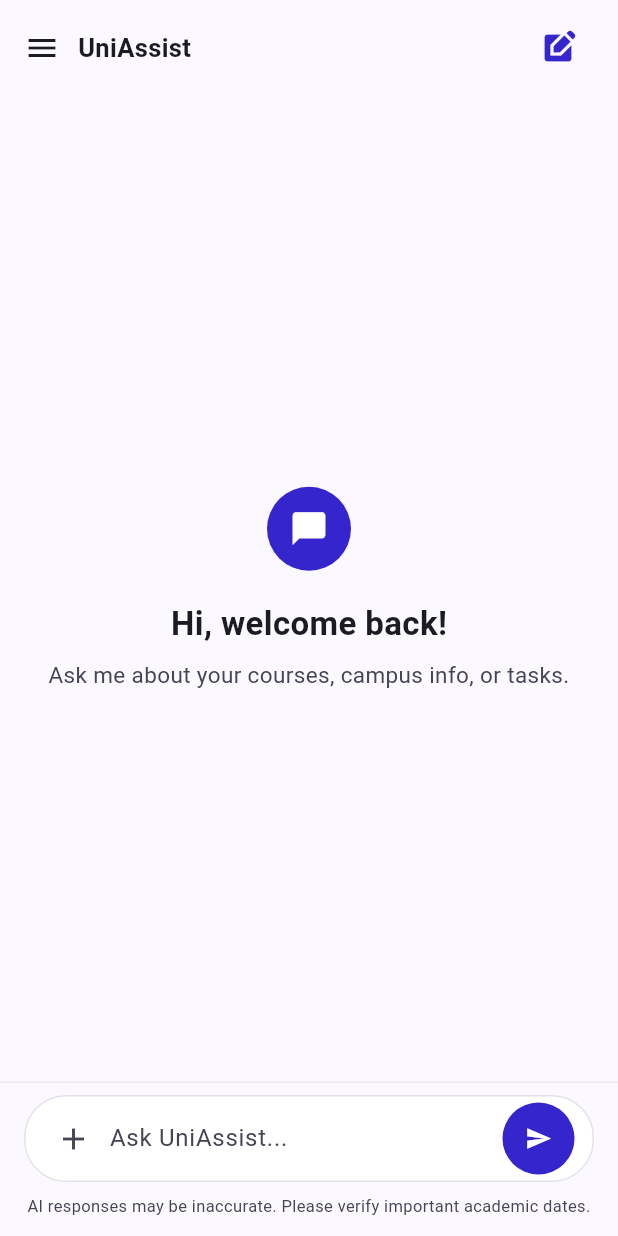
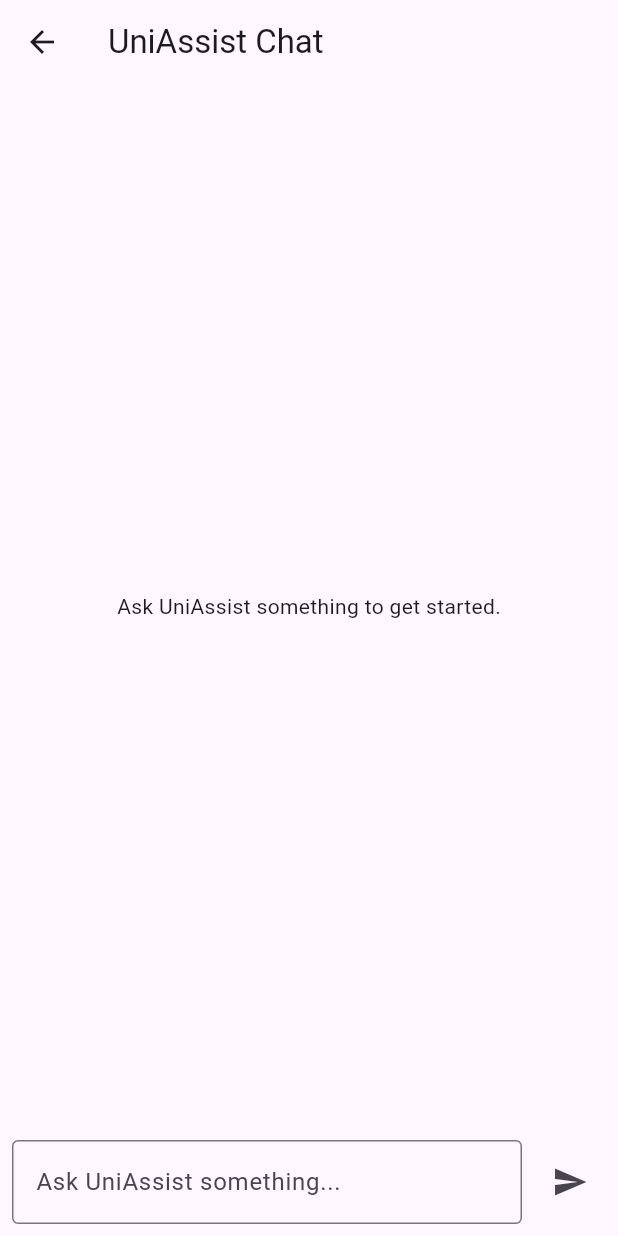
Before and after one commit to Geethma85/UniAssist, a Flutter app: the ChatScreen screen opened by its route, after a tap on the "send" icon, on a phone screen of 412 x 824 dp. Run offline on Flutter 3.47's test engine with Material 3 defaults, Android fonts, the light colour scheme and no system bars; our stand-ins replace cloud_firestore, firebase_auth, firebase_core; accounts and stored records are empty.

Commit message:
Add /chat endpoint with Gemini integration, wire chat_screen.dart to backend

```diff
--- a/frontend/lib/screens/chat_screen.dart
+++ b/frontend/lib/screens/chat_screen.dart
@@ -1,341 +1,193 @@
+import 'dart:convert';
 import 'package:flutter/material.dart';
-import 'login_screen.dart' show AppColors;
-import '../widgets/chat_history_drawer.dart';
+import 'package:http/http.dart' as http;
+import 'package:firebase_auth/firebase_auth.dart';
 
-enum MessageSender { user, assistant }
+/// Simple in-memory chat message. Not persisted anywhere yet — that's a
+/// later session. If the app restarts, this history is gone.
+class ChatMessage {
+  final String role; // "user" or "assistant"
+  final String content;
+  ChatMessage({required this.role, required this.content});
 
-class ChatMessage {
-  final MessageSender sender;
-  final String text;
-  final String? sourceCitation;
-
-  ChatMessage({required this.sender, required this.text, this.sourceCitation});
+  Map<String, String> toJson() => {"role": role, "content": content};
 }
 
 class ChatScreen extends StatefulWidget {
-  /// Pass these when opening an existing conversation (e.g. from the
-  /// drawer or Home's "Recent Conversations" list). Leave both null to
-  /// open a fresh, blank chat — the default entry point from the
-  /// bottom nav's Chat tab and Home's "Start New Chat" card.
   final String? conversationTitle;
   final List<ChatMessage>? initialMessages;
 
-  const ChatScreen({
-    super.key,
-    this.conversationTitle,
-    this.initialMessages,
-  });
+  const ChatScreen({super.key, this.conversationTitle, this.initialMessages});
 
   @override
   State<ChatScreen> createState() => _ChatScreenState();
 }
 
 class _ChatScreenState extends State<ChatScreen> {
-  final _messageController = TextEditingController();
-  final _scrollController = ScrollController();
-  final _scaffoldKey = GlobalKey<ScaffoldState>();
-
-  late List<ChatMessage> _messages;
-  late String? _conversationTitle;
-  bool _isAssistantTyping = false;
-
-  bool get _isBlankState => _messages.isEmpty;
+  final List<ChatMessage> _messages = [];
+  final TextEditingController _controller = TextEditingController();
+  bool _isLoading = false;
+  String? _errorMessage;
 
   @override
   void initState() {
     super.initState();
-    _messages = widget.initialMessages ?? [];
-    _conversationTitle = widget.conversationTitle;
+    // Seed with any prior messages passed in (empty for now, since chat
+    // history persistence isn't built yet — this is just here so an
+    // already-existing conversation could be reopened later without
+    // another change to this file).
+    if (widget.initialMessages != null) {
+      _messages.addAll(widget.initialMessages!);
+    }
+  }
+
+  // TODO: point this at your real backend once deployed.
+  // localhost works when testing on Chrome (flutter run -d chrome).
+  // If you switch to testing on an Android emulator, change this to
+  // http://10.0.2.2:5000/chat instead (10.0.2.2 is the emulator's alias
+  // for your host machine). For a physical device on the same WiFi, use
+  // your computer's LAN IP instead, e.g. http://192.168.1.X:5000/chat.
+  static const String _backendUrl = "http://localhost:5000/chat";
+
+  Future<void> _sendMessage() async {
+    final text = _controller.text.trim();
+    if (text.isEmpty || _isLoading) return;
+
+    setState(() {
+      _messages.add(ChatMessage(role: "user", content: text));
+      _isLoading = true;
+      _errorMessage = null;
+    });
+    _controller.clear();
+
+    try {
+      final user = FirebaseAuth.instance.currentUser;
+      if (user == null) {
+        throw Exception("Not signed in");
+      }
+      final idToken = await user.getIdToken();
+
+      // Everything except the message we just added is "history" — the
+      // backend expects the current message separately from prior turns.
+      final history = _messages
+          .sublist(0, _messages.length - 1)
+          .map((m) => m.toJson())
+          .toList();
+
+      final response = await http
+          .post(
+            Uri.parse(_backendUrl),
+            headers: {
+              "Content-Type": "application/json",
+              "Authorization": "Bearer $idToken",
+            },
+            body: jsonEncode({"message": text, "history": history}),
+          )
+          .timeout(const Duration(seconds: 25));
+
+      final decoded = jsonDecode(response.body) as Map<String, dynamic>;
+
+      if (response.statusCode == 200) {
+        setState(() {
+          _messages.add(ChatMessage(role: "assistant", content: decoded["reply"] as String));
+        });
+      } else {
+        setState(() {
+          _errorMessage = (decoded["error"] as String?) ?? "Something went wrong. Please try again.";
+        });
+      }
+    } catch (e) {
+      setState(() {
+        _errorMessage = "Couldn't reach UniAssist. Check your connection and try again.";
+      });
+    } finally {
+      if (mounted) {
+        setState(() {
+          _isLoading = false;
+        });
+      }
+    }
   }
 
   @override
   void dispose() {
-    _messageController.dispose();
-    _scrollController.dispose();
+    _controller.dispose();
     super.dispose();
-  }
-
-  Future<void> _handleSend() async {
-    final text = _messageController.text.trim();
-    if (text.isEmpty) return;
-
-    setState(() {
-      _messages.add(ChatMessage(sender: MessageSender.user, text: text));
-      _isAssistantTyping = true;
-    });
-    _messageController.clear();
-    _scrollToBottom();
-
-    // TODO: replace this simulated delay + canned reply with a real call
-    // to the Flask backend, e.g.:
-    //   final reply = await ChatService().sendMessage(
-    //     conversationId: _conversationId, // null on first send -> backend creates one
-    //     message: text,
-    //   );
-    // The backend should also generate a short topic title from the first
-    // exchange and return it, so we can set _conversationTitle here.
-    await Future.delayed(const Duration(seconds: 1));
-
-    if (!mounted) return;
-    setState(() {
-      _isAssistantTyping = false;
-      _conversationTitle ??= _deriveFallbackTitle(text);
-      _messages.add(
-        ChatMessage(
-          sender: MessageSender.assistant,
-          text: "This is a placeholder response — not yet connected to "
-              "the real backend.",
-        ),
-      );
-    });
-    _scrollToBottom();
-  }
-
-  // TODO: temporary client-side stand-in. Real title generation should
-  // happen server-side via a small Claude API call once the backend exists.
-  String _deriveFallbackTitle(String firstMessage) {
-    final trimmed = firstMessage.trim();
-    return trimmed.length <= 40 ? trimmed : '${trimmed.substring(0, 40)}...';
-  }
-
-  void _startNewChat() {
-    setState(() {
-      _messages = [];
-      _conversationTitle = null;
-      _isAssistantTyping = false;
-    });
-    _messageController.clear();
-  }
-
-  void _openConversation(ConversationSummary conversation) {
-    // TODO: replace with a real fetch of this conversation's messages
-    // from Firestore, keyed by conversation.id.
-    setState(() {
-      _conversationTitle = conversation.title;
-      _messages = [
-        ChatMessage(
-          sender: MessageSender.assistant,
-          text: 'This is a placeholder reload of "${conversation.title}" — '
-              'not yet wired to real stored messages.',
-        ),
-      ];
-      _isAssistantTyping = false;
-    });
-    _scrollToBottom();
-  }
-
-  void _scrollToBottom() {
-    WidgetsBinding.instance.addPostFrameCallback((_) {
-      if (!_scrollController.hasClients) return;
-      _scrollController.animateTo(
-        _scrollController.position.maxScrollExtent,
-        duration: const Duration(milliseconds: 250),
-        curve: Curves.easeOut,
-      );
-    });
   }
 
   @override
   Widget build(BuildContext context) {
     return Scaffold(
-      key: _scaffoldKey,
-      backgroundColor: AppColors.background,
-      drawer: ChatHistoryDrawer(
-        onSelectConversation: _openConversation,
-        onNewChat: _startNewChat,
-      ),
-      body: SafeArea(
-        child: Column(
-          children: [
-            _buildAppBar(),
-            Expanded(
-              child: _isBlankState ? _buildWelcomeState() : _buildConversation(),
-            ),
-            _buildInputBar(),
-          ],
-        ),
-      ),
-    );
-  }
-
-  Widget _buildAppBar() {
-    return Padding(
-      padding: const EdgeInsets.fromLTRB(4, 8, 16, 8),
-      child: Row(
+      appBar: AppBar(title: Text(widget.conversationTitle ?? "UniAssist Chat")),
+      body: Column(
         children: [
-          Builder(
-            builder: (context) => IconButton(
-              icon: const Icon(Icons.menu, color: AppColors.onSurface),
-              tooltip: 'Chat history',
-              onPressed: () => Scaffold.of(context).openDrawer(),
-            ),
-          ),
-          Expanded(
-            child: Text(
-              _conversationTitle ?? 'UniAssist',
-              maxLines: 1,
-              overflow: TextOverflow.ellipsis,
-              style: TextStyle(
-                fontSize: 17,
-                fontWeight: FontWeight.bold,
-                color: AppColors.onSurface,
+          if (_errorMessage != null)
+            Container(
+              width: double.infinity,
+              color: Colors.red.shade100,
+              padding: const EdgeInsets.all(8),
+              child: Text(
+                _errorMessage!,
+                style: TextStyle(color: Colors.red.shade900),
               ),
             ),
+          Expanded(
+            child: _messages.isEmpty
+                ? const Center(child: Text("Ask UniAssist something to get started."))
+                : ListView.builder(
+                    padding: const EdgeInsets.all(12),
+                    itemCount: _messages.length,
+                    itemBuilder: (context, index) {
+                      final msg = _messages[index];
+                      final isUser = msg.role == "user";
+                      return Align(
+                        alignment: isUser ? Alignment.centerRight : Alignment.centerLeft,
+                        child: Container(
+                          margin: const EdgeInsets.symmetric(vertical: 4),
+                          padding: const EdgeInsets.symmetric(horizontal: 14, vertical: 10),
+                          decoration: BoxDecoration(
+                            color: isUser ? Colors.blue.shade400 : Colors.grey.shade300,
+                            borderRadius: BorderRadius.circular(16),
+                          ),
+                          constraints: BoxConstraints(
+                            maxWidth: MediaQuery.of(context).size.width * 0.75,
+                          ),
+                          child: Text(
+                            msg.content,
+                            style: TextStyle(color: isUser ? Colors.white : Colors.black87),
+                          ),
+                        ),
+                      );
+                    },
+                  ),
           ),
-          IconButton(
-            icon: const Icon(Icons.edit_square, color: AppColors.primary),
-            tooltip: 'New chat',
-            onPressed: _startNewChat,
-          ),
-        ],
-      ),
-    );
-  }
-
-  Widget _buildWelcomeState() {
-    return Center(
-      child: Padding(
-        padding: const EdgeInsets.all(24),
-        child: Column(
-          mainAxisSize: MainAxisSize.min,
-          children: [
-            Container(
-              width: 56,
-              height: 56,
-              decoration: BoxDecoration(
-                color: AppColors.primary,
-                borderRadius: BorderRadius.circular(28),
-              ),
-              child: const Icon(Icons.chat_bubble, color: Colors.white, size: 26),
-            ),
-            const SizedBox(height: 20),
-            Text(
-              // TODO: personalize with the signed-in user's first name
-              'Hi, welcome back!',
-              style: TextStyle(
-                fontSize: 22,
-                fontWeight: FontWeight.bold,
-                color: AppColors.onSurface,
+          if (_isLoading)
+            const Padding(
+              padding: EdgeInsets.symmetric(vertical: 8),
+              child: SizedBox(
+                height: 20,
+                width: 20,
+                child: CircularProgressIndicator(strokeWidth: 2),
               ),
             ),
-            const SizedBox(height: 8),
-            Text(
-              'Ask me about your courses, campus info, or tasks.',
-              textAlign: TextAlign.center,
-              style: TextStyle(fontSize: 15, color: AppColors.onSurfaceVariant),
-            ),
-          ],
-        ),
-      ),
-    );
-  }
-
-  Widget _buildConversation() {
-    return ListView(
-      controller: _scrollController,
-      padding: const EdgeInsets.symmetric(horizontal: 16, vertical: 12),
-      children: [
-        ..._messages.map(_buildMessageBubble),
-        if (_isAssistantTyping) _buildTypingIndicator(),
-      ],
-    );
-  }
-
-  Widget _buildMessageBubble(ChatMessage message) {
-    final isUser = message.sender == MessageSender.user;
-
-    final bubble = Container(
-      constraints: const BoxConstraints(maxWidth: 560),
-      padding: const EdgeInsets.all(16),
-      decoration: BoxDecoration(
-        color: isUser ? AppColors.primary : AppColors.surfaceContainerLow,
-        borderRadius: BorderRadius.circular(16),
-      ),
-      child: Text(
-        message.text,
-        style: TextStyle(
-          fontSize: 15,
-          height: 1.4,
-          color: isUser ? AppColors.onPrimary : AppColors.onSurface,
-        ),
-      ),
-    );
-
-    final row = Row(
-      mainAxisAlignment: isUser ? MainAxisAlignment.end : MainAxisAlignment.start,
-      crossAxisAlignment: CrossAxisAlignment.start,
-      children: isUser
-          ? [Flexible(child: bubble)]
-          : [
-              CircleAvatar(
-                radius: 14,
-                backgroundColor: AppColors.surfaceContainerLow,
-                child: Icon(Icons.school_outlined, size: 14, color: AppColors.primary),
-              ),
-              const SizedBox(width: 8),
-              Flexible(child: bubble),
-            ],
-    );
-
-    return Padding(
-      padding: const EdgeInsets.only(bottom: 16),
-      child: Column(
-        crossAxisAlignment: isUser ? CrossAxisAlignment.end : CrossAxisAlignment.start,
-        children: [
-          row,
-          if (message.sourceCitation != null)
-            Padding(
-              padding: const EdgeInsets.only(top: 6, left: 36),
-              child: Row(
-                mainAxisSize: MainAxisSize.min,
-                children: [
-                  Icon(Icons.description_outlined, size: 14, color: AppColors.onSurfaceVariant),
-                  const SizedBox(width: 4),
-                  Text(
-                    'Source: ${message.sourceCitation}',
-                    style: TextStyle(fontSize: 12, color: AppColors.onSurfaceVariant),
+          Padding(
+            padding: const EdgeInsets.all(8),
+            child: Row(
+              children: [
+                Expanded(
+                  child: TextField(
+                    controller: _controller,
+                    decoration: const InputDecoration(
+                      hintText: "Ask UniAssist something...",
+                      border: OutlineInputBorder(),
+                    ),
+                    onSubmitted: (_) => _sendMessage(),
                   ),
-                ],
-              ),
-            ),
-        ],
-      ),
-    );
-  }
-
-  Widget _buildTypingIndicator() {
-    return Padding(
-      padding: const EdgeInsets.only(bottom: 16),
-      child: Row(
-        crossAxisAlignment: CrossAxisAlignment.start,
-        children: [
-          CircleAvatar(
-            radius: 14,
-            backgroundColor: AppColors.surfaceContainerLow,
-            child: Icon(Icons.smart_toy_outlined, size: 14, color: AppColors.onSurfaceVariant),
-          ),
-          const SizedBox(width: 8),
-          Container(
-            padding: const EdgeInsets.symmetric(horizontal: 16, vertical: 14),
-            decoration: BoxDecoration(
-              color: AppColors.surfaceContainerLow,
-              borderRadius: BorderRadius.circular(16),
-            ),
-            child: Row(
-              mainAxisSize: MainAxisSize.min,
-              children: [
-                Text(
-                  'UniAssist is thinking',
-                  style: TextStyle(fontSize: 14, color: AppColors.onSurfaceVariant),
                 ),
                 const SizedBox(width: 8),
-                SizedBox(
-                  width: 16,
-                  height: 16,
-                  child: CircularProgressIndicator(
-                    strokeWidth: 2,
-                    color: AppColors.onSurfaceVariant,
-                  ),
+                IconButton(
+                  icon: const Icon(Icons.send),
+                  onPressed: _isLoading ? null : _sendMessage,
                 ),
               ],
             ),
@@ -344,66 +196,4 @@ class _ChatScreenState extends State<ChatScreen> {
       ),
     );
   }
-
-  Widget _buildInputBar() {
-    return Container(
-      padding: const EdgeInsets.fromLTRB(16, 8, 16, 12),
-      decoration: BoxDecoration(
-        color: AppColors.background,
-        border: Border(top: BorderSide(color: AppColors.outlineVariant.withOpacity(0.3))),
-      ),
-      child: Column(
-        children: [
-          Container(
-            padding: const EdgeInsets.symmetric(horizontal: 8),
-            decoration: BoxDecoration(
-              color: AppColors.surfaceContainerLowest,
-              borderRadius: BorderRadius.circular(28),
-              border: Border.all(color: AppColors.outlineVariant.withOpacity(0.5)),
-            ),
-            child: Row(
-              children: [
-                IconButton(
-                  icon: Icon(Icons.add, color: AppColors.onSurfaceVariant),
-                  onPressed: () {
-                    // TODO: attach file / context (e.g. document upload for RAG)
-                  },
-                ),
-                Expanded(
-                  child: TextField(
-                    controller: _messageController,
-                    minLines: 1,
-                    maxLines: 4,
-                    decoration: InputDecoration(
-                      hintText: 'Ask UniAssist...',
-                      hintStyle: TextStyle(color: AppColors.onSurfaceVariant),
-                      border: InputBorder.none,
-                    ),
-                    onSubmitted: (_) => _handleSend(),
-                  ),
-                ),
-                Container(
-                  margin: const EdgeInsets.all(4),
-                  decoration: const BoxDecoration(
-                    color: AppColors.primary,
-                    shape: BoxShape.circle,
-                  ),
-                  child: IconButton(
-                    icon: const Icon(Icons.send, color: Colors.white, size: 18),
-                    onPressed: _handleSend,
-                  ),
-                ),
-              ],
-            ),
-          ),
-          const SizedBox(height: 8),
-          Text(
-            'AI responses may be inaccurate. Please verify important academic dates.',
-            textAlign: TextAlign.center,
-            style: TextStyle(fontSize: 11, color: AppColors.onSurfaceVariant),
-          ),
-        ],
-      ),
-    );
-  }
 }
--- a/frontend/pubspec.yaml
+++ b/frontend/pubspec.yaml
@@ -17,6 +17,7 @@ dependencies:
   cloud_firestore: ^5.4.3
 
   cupertino_icons: ^1.0.8
+  http: ^1.6.0
 
 dev_dependencies:
   flutter_test:
```
Also changed, not shown: frontend/pubspec.lock, 7 other files.
